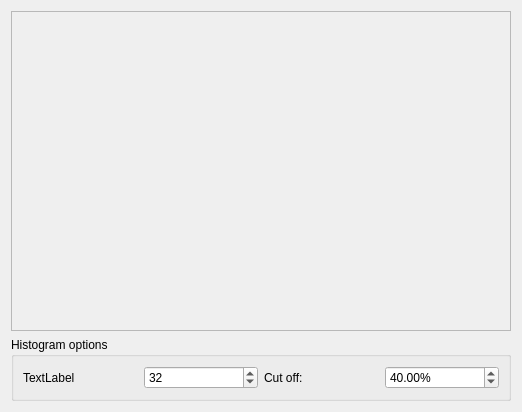
Qt form src/display/histogram_manager.ui (NikEfth/SAvVy) before a commit.
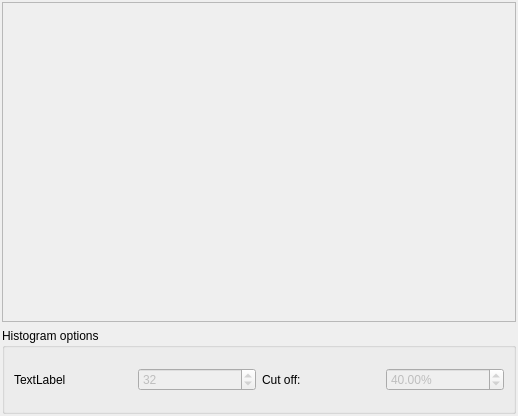
The same form after that commit.

Commit message: Histograms and faster containers and managers

The edit to the form file:
```diff
--- a/src/display/histogram_manager.ui
+++ b/src/display/histogram_manager.ui
@@ -6,14 +6,26 @@
    <rect>
     <x>0</x>
     <y>0</y>
-    <width>502</width>
-    <height>410</height>
+    <width>518</width>
+    <height>416</height>
    </rect>
   </property>
   <property name="windowTitle">
    <string>Form</string>
   </property>
   <layout class="QVBoxLayout" name="verticalLayout_2">
+   <property name="leftMargin">
+    <number>2</number>
+   </property>
+   <property name="topMargin">
+    <number>2</number>
+   </property>
+   <property name="rightMargin">
+    <number>2</number>
+   </property>
+   <property name="bottomMargin">
+    <number>2</number>
+   </property>
    <item>
     <widget class="QFrame" name="_display">
      <property name="minimumSize">
@@ -28,7 +40,20 @@
      <property name="frameShadow">
       <enum>QFrame::Raised</enum>
      </property>
-     <layout class="QVBoxLayout" name="verticalLayout_3"/>
+     <layout class="QVBoxLayout" name="verticalLayout_3">
+      <property name="leftMargin">
+       <number>2</number>
+      </property>
+      <property name="topMargin">
+       <number>2</number>
+      </property>
+      <property name="rightMargin">
+       <number>2</number>
+      </property>
+      <property name="bottomMargin">
+       <number>2</number>
+      </property>
+     </layout>
     </widget>
    </item>
    <item>
@@ -46,6 +71,9 @@
       </item>
       <item>
        <widget class="QSpinBox" name="spinBox">
+        <property name="enabled">
+         <bool>false</bool>
+        </property>
         <property name="minimum">
          <number>1</number>
         </property>
@@ -63,6 +91,9 @@
       </item>
       <item>
        <widget class="QDoubleSpinBox" name="doubleSpinBox">
+        <property name="enabled">
+         <bool>false</bool>
+        </property>
         <property name="suffix">
          <string>%</string>
         </property>
```
The commit also changes 26 other files.
